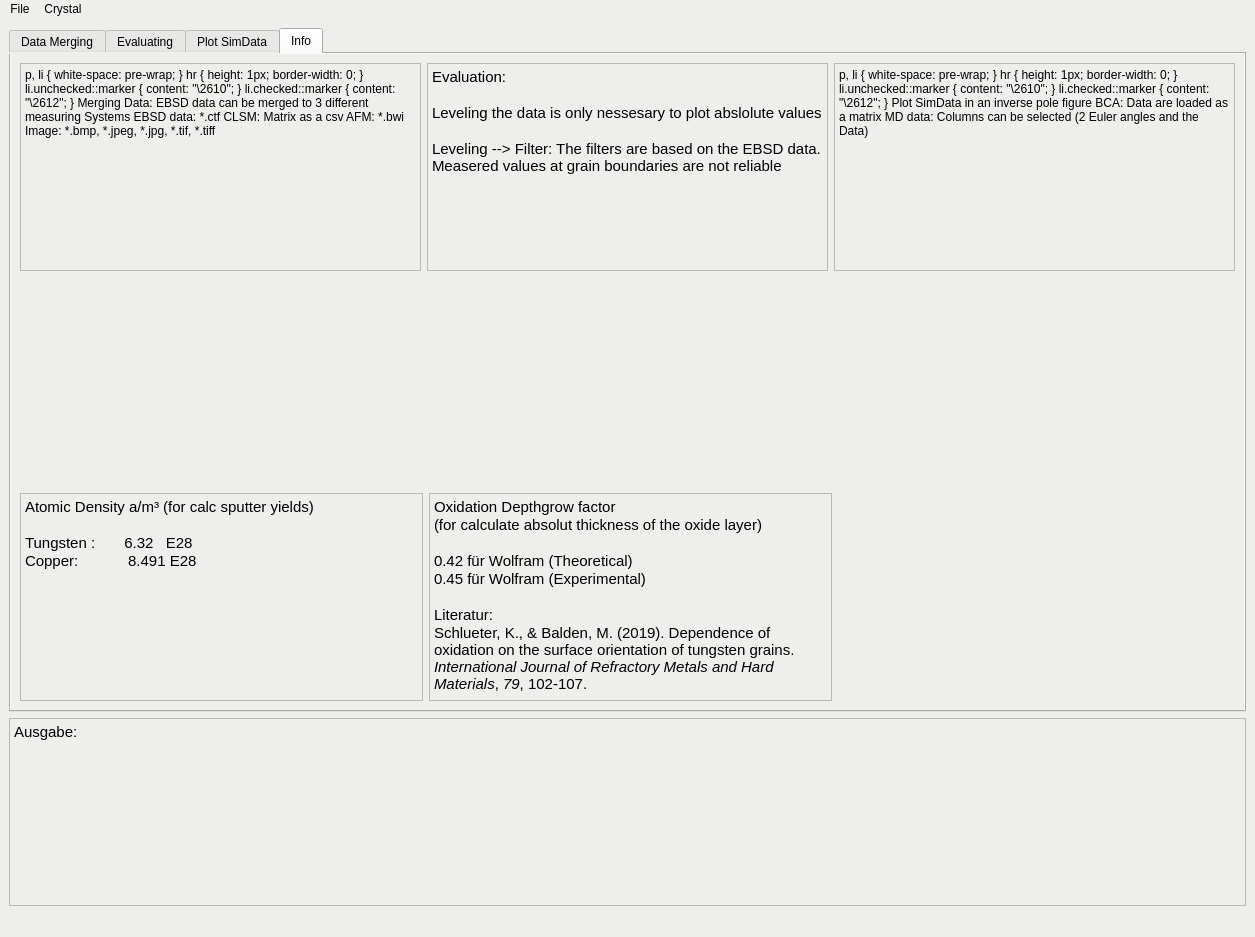
Qt form ebsd_merge_evaluate/qt5_oberflaeche.ui (AnnoBlank/DataToIPF) before a commit.
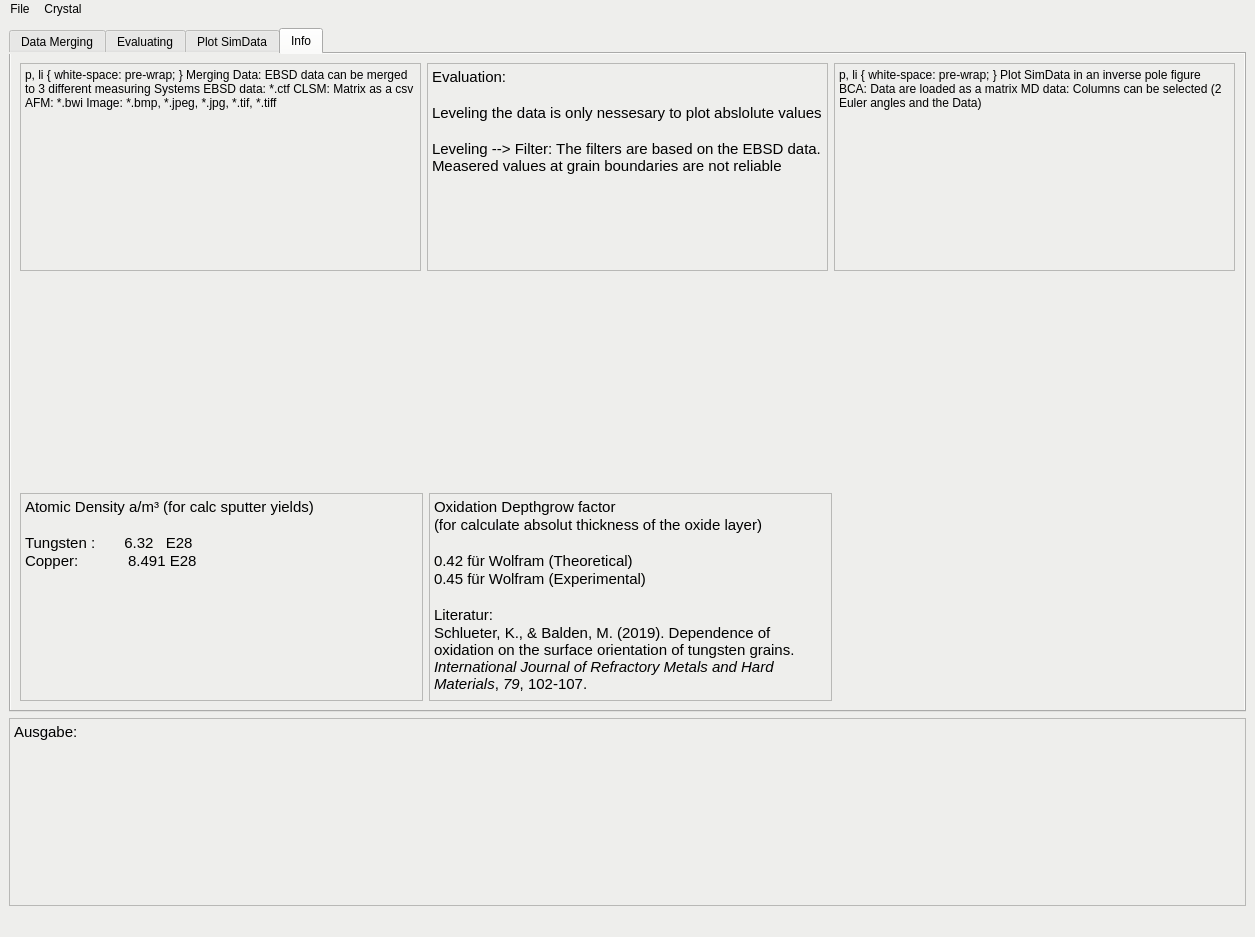
The same form after that commit. The open tabs and pages were chosen to show the change.

Diff of the .ui file:
```diff
--- a/ebsd_merge_evaluate/qt5_oberflaeche.ui
+++ b/ebsd_merge_evaluate/qt5_oberflaeche.ui
@@ -4614,12 +4614,9 @@
            <widget class="QTextEdit" name="textEdit">
             <property name="html">
              <string>&lt;!DOCTYPE HTML PUBLIC &quot;-//W3C//DTD HTML 4.0//EN&quot; &quot;http://www.w3.org/TR/REC-html40/strict.dtd&quot;&gt;
-&lt;html&gt;&lt;head&gt;&lt;meta name=&quot;qrichtext&quot; content=&quot;1&quot; /&gt;&lt;meta charset=&quot;utf-8&quot; /&gt;&lt;style type=&quot;text/css&quot;&gt;
+&lt;html&gt;&lt;head&gt;&lt;meta name=&quot;qrichtext&quot; content=&quot;1&quot; /&gt;&lt;style type=&quot;text/css&quot;&gt;
 p, li { white-space: pre-wrap; }
-hr { height: 1px; border-width: 0; }
-li.unchecked::marker { content: &quot;\2610&quot;; }
-li.checked::marker { content: &quot;\2612&quot;; }
-&lt;/style&gt;&lt;/head&gt;&lt;body style=&quot; font-family:'Segoe UI'; font-size:9pt; font-weight:400; font-style:normal;&quot;&gt;
+&lt;/style&gt;&lt;/head&gt;&lt;body style=&quot; font-family:'MS Shell Dlg 2'; font-size:8pt; font-weight:400; font-style:normal;&quot;&gt;
 &lt;p style=&quot; margin-top:0px; margin-bottom:0px; margin-left:0px; margin-right:0px; -qt-block-indent:0; text-indent:0px;&quot;&gt;&lt;span style=&quot; font-family:'Ubuntu'; font-size:11pt;&quot;&gt;Merging Data:&lt;/span&gt;&lt;/p&gt;
 &lt;p style=&quot; margin-top:0px; margin-bottom:0px; margin-left:0px; margin-right:0px; -qt-block-indent:0; text-indent:0px;&quot;&gt;&lt;span style=&quot; font-family:'Ubuntu'; font-size:11pt;&quot;&gt;EBSD data can be merged to 3 different measuring Systems&lt;/span&gt;&lt;/p&gt;
 &lt;p style=&quot;-qt-paragraph-type:empty; margin-top:0px; margin-bottom:0px; margin-left:0px; margin-right:0px; -qt-block-indent:0; text-indent:0px; font-family:'Ubuntu'; font-size:11pt;&quot;&gt;&lt;br /&gt;&lt;/p&gt;
@@ -4666,12 +4663,9 @@
             </property>
             <property name="html">
              <string>&lt;!DOCTYPE HTML PUBLIC &quot;-//W3C//DTD HTML 4.0//EN&quot; &quot;http://www.w3.org/TR/REC-html40/strict.dtd&quot;&gt;
-&lt;html&gt;&lt;head&gt;&lt;meta name=&quot;qrichtext&quot; content=&quot;1&quot; /&gt;&lt;meta charset=&quot;utf-8&quot; /&gt;&lt;style type=&quot;text/css&quot;&gt;
+&lt;html&gt;&lt;head&gt;&lt;meta name=&quot;qrichtext&quot; content=&quot;1&quot; /&gt;&lt;style type=&quot;text/css&quot;&gt;
 p, li { white-space: pre-wrap; }
-hr { height: 1px; border-width: 0; }
-li.unchecked::marker { content: &quot;\2610&quot;; }
-li.checked::marker { content: &quot;\2612&quot;; }
-&lt;/style&gt;&lt;/head&gt;&lt;body style=&quot; font-family:'Segoe UI'; font-size:9pt; font-weight:400; font-style:normal;&quot;&gt;
+&lt;/style&gt;&lt;/head&gt;&lt;body style=&quot; font-family:'MS Shell Dlg 2'; font-size:8pt; font-weight:400; font-style:normal;&quot;&gt;
 &lt;p style=&quot; margin-top:0px; margin-bottom:0px; margin-left:0px; margin-right:0px; -qt-block-indent:0; text-indent:0px;&quot;&gt;&lt;span style=&quot; font-family:'Ubuntu'; font-size:11pt;&quot;&gt;Plot SimData in an inverse pole figure&lt;/span&gt;&lt;/p&gt;
 &lt;p style=&quot;-qt-paragraph-type:empty; margin-top:0px; margin-bottom:0px; margin-left:0px; margin-right:0px; -qt-block-indent:0; text-indent:0px; font-family:'Ubuntu'; font-size:11pt;&quot;&gt;&lt;br /&gt;&lt;/p&gt;
 &lt;p style=&quot; margin-top:0px; margin-bottom:0px; margin-left:0px; margin-right:0px; -qt-block-indent:0; text-indent:0px;&quot;&gt;&lt;span style=&quot; font-family:'Ubuntu'; font-size:11pt;&quot;&gt;BCA: &lt;/span&gt;&lt;/p&gt;
```
Left out of the diff: 52 changed lines with no effect on the pictures.
